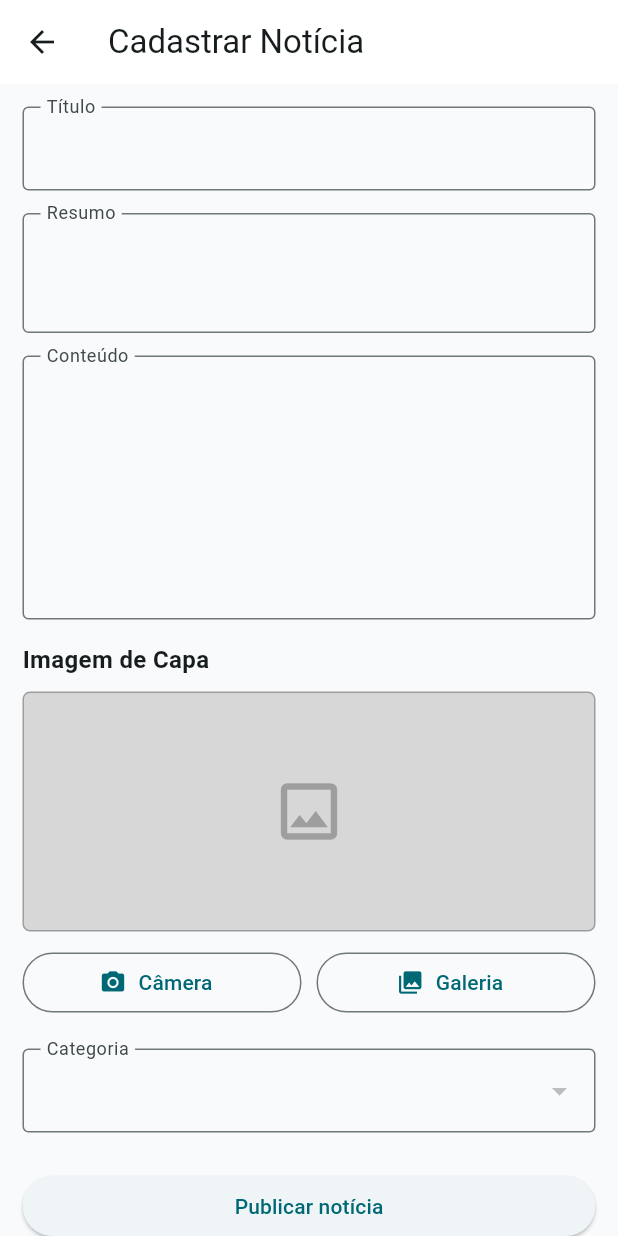
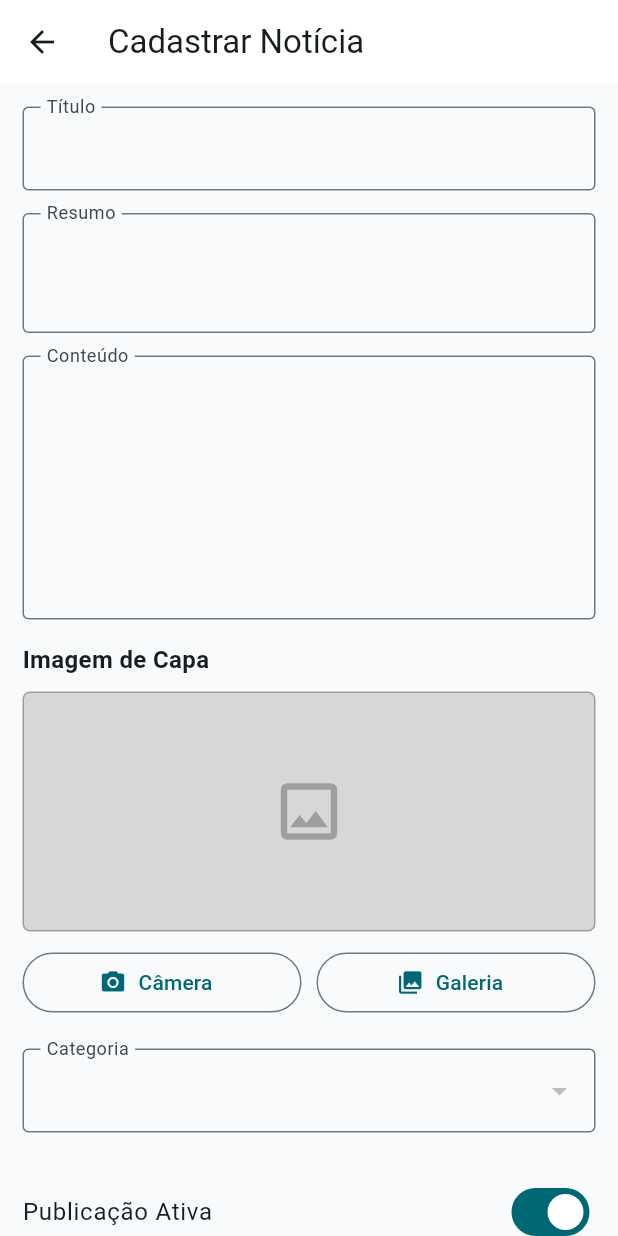
Before and after one commit to edsonrbispo/app_noticias_tds, a Flutter app: the screen it shows after launch, in the side drawer, after a tap on "Cadastrar Notícia", on a phone screen of 412 x 824 dp. Run offline on Flutter 3.47's test engine with Material 3 defaults, Android fonts, the phone set to English and light mode, and no system bars; our stand-ins replace image_picker, shared_preferences; network calls fail.

Commit message:
Finalização do App Noticias

```diff
--- a/lib/cadastrar_noticia_page.dart
+++ b/lib/cadastrar_noticia_page.dart
@@ -26,7 +26,7 @@ class _CadastrarNoticiaPageState extends State<CadastrarNoticiaPage> {
   File? _imagemSelecionada;
   List<Categoria> _categorias = [];
   int? _categoriaSelecionadaId;
-  final bool _status = true;
+  bool _status = true;
 
   final ImagePicker _picker = ImagePicker();
 
@@ -34,6 +34,14 @@ class _CadastrarNoticiaPageState extends State<CadastrarNoticiaPage> {
   void initState() {
     super.initState();
     carregarCategorias();
+
+    if (widget.noticia != null) {
+      _tituloController.text = widget.noticia!.titulo;
+      _resumoController.text = widget.noticia!.resumo;
+      _conteudoController.text = widget.noticia!.conteudo;
+      _categoriaSelecionadaId = widget.noticia!.categoriaId;
+      _status = widget.noticia!.status == true || widget.noticia!.status == 1;
+    }
   }
 
   Future<void> carregarCategorias() async {
@@ -126,7 +134,9 @@ class _CadastrarNoticiaPageState extends State<CadastrarNoticiaPage> {
   Widget build(BuildContext context) {
     return Scaffold(
       appBar: AppBar(
-        title: const Text('Cadastrar Notícia'),
+        title: Text(
+          widget.noticia == null ? 'Cadastrar Notícia' : 'Editar Notícia',
+        ),
       ),
       body: ListView(
         padding: const EdgeInsets.all(15),
@@ -266,9 +276,24 @@ class _CadastrarNoticiaPageState extends State<CadastrarNoticiaPage> {
           const SizedBox(
             height: 25,
           ),
+          SwitchListTile(
+            value: _status,
+            contentPadding: EdgeInsets.zero,
+            title: const Text('Publicação Ativa'),
+            onChanged: (valor) {
+              setState(() {
+                _status = valor;
+              });
+            },
+          ),
+          const SizedBox(
+            height: 25,
+          ),
           ElevatedButton(
-            onPressed: () {},
-            child: const Text('Publicar notícia'),
+            onPressed: _salvarNoticia,
+            child: Text(
+              widget.noticia == null ? 'Publicar notícia' : 'Salvar alterações',
+            ),
           ),
         ],
       ),
--- a/lib/models/noticia.dart
+++ b/lib/models/noticia.dart
@@ -6,6 +6,7 @@ class Noticia {
   final int categoriaId;
   final String categoriaNome;
   final String? imagem;
+  final int status;
   final DateTime createdAt;
 
   Noticia({
@@ -16,6 +17,7 @@ class Noticia {
     required this.categoriaId,
     required this.categoriaNome,
     required this.imagem,
+    required this.status,
     required this.createdAt,
   });
 
@@ -28,6 +30,7 @@ class Noticia {
       categoriaId: json['categoria_id'],
       categoriaNome: json['categoria_nome'],
       imagem: json['imagem'],
+      status: json['status'],
       createdAt: DateTime.parse(json['created_at']),
     );
   }
```
Also changed, not shown: lib/home_page.dart (+44 -0 lines).
